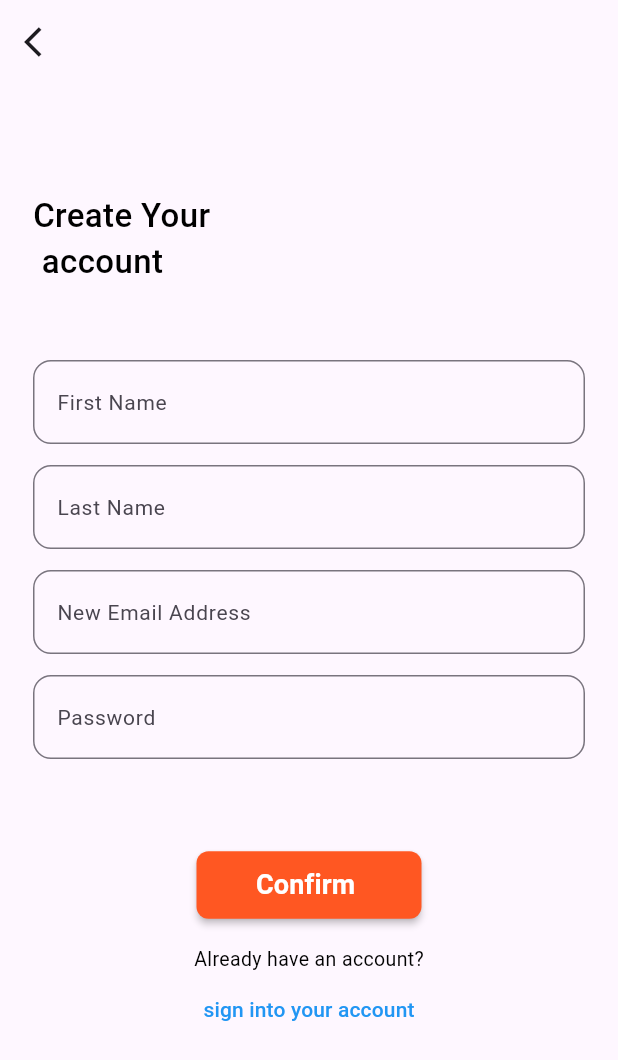
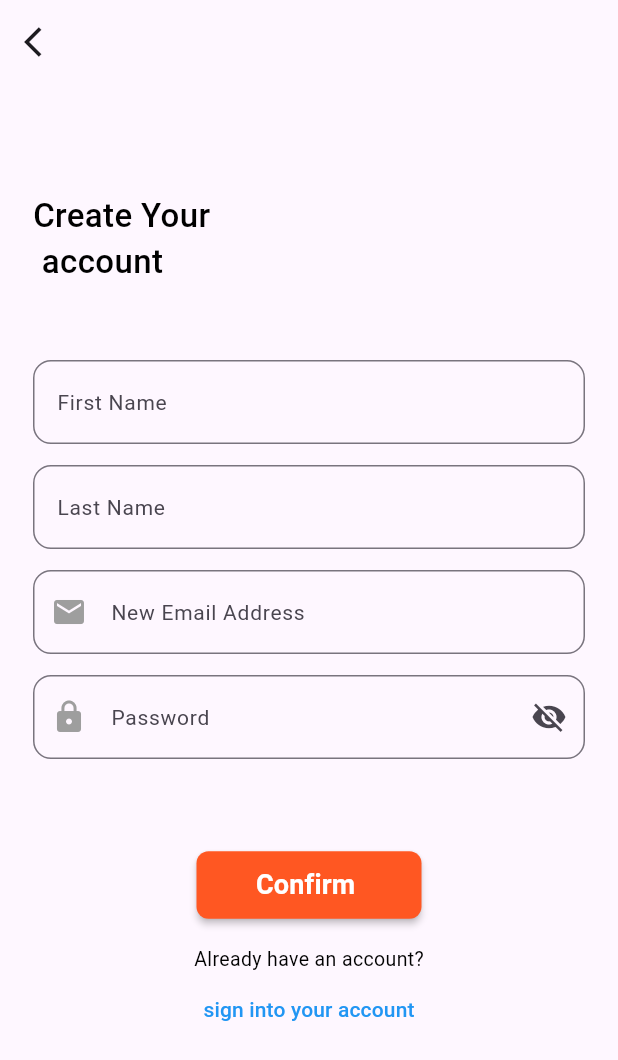
Before and after one commit to Ammar2000-Matarieh/Auth_Test_2024, a Flutter app: the screen it shows after launch, after a tap on "Login", after a tap on "Create an Account", on a phone screen of 412 x 824 dp. Shown: the top 1060 px of the screen. Run offline on Flutter 3.47's test engine with Material 3 defaults, Android fonts, the phone set to English and light mode, and no system bars.

Commit message:
Update Project 2024

```diff
--- a/lib/auth/screens/forget_pass_screen.dart
+++ b/lib/auth/screens/forget_pass_screen.dart
@@ -5,13 +5,11 @@ class ForgetPasswordScreen extends StatelessWidget {
   const ForgetPasswordScreen({super.key});
 
   @override
-  Widget build(BuildContext context) {
-    return SafeArea(
-        child: Scaffold(
-            appBar: AppBar(
-                leading: IconButton(
-                    onPressed: () => Navigator.of(context).pop(),
-                    icon: const Icon(Icons.arrow_back_ios))),
-            body: ForgetPasswordWidget()));
-  }
+  Widget build(BuildContext context) => SafeArea(
+      child: Scaffold(
+          appBar: AppBar(
+              leading: IconButton(
+                  onPressed: () => Navigator.of(context).pop(),
+                  icon: const Icon(Icons.arrow_back_ios))),
+          body: const ForgetPasswordWidget()));
 }
--- a/lib/auth/screens/home_screen.dart
+++ b/lib/auth/screens/home_screen.dart
@@ -10,6 +10,6 @@ class HomeScreen extends StatefulWidget {
 class _HomeScreenState extends State<HomeScreen> {
   @override
   Widget build(BuildContext context) {
-    return const Placeholder();
+    return const SafeArea(child: Scaffold());
   }
 }
--- a/lib/auth/screens/login_screen.dart
+++ b/lib/auth/screens/login_screen.dart
@@ -5,8 +5,6 @@ class LoginScreen extends StatelessWidget {
   const LoginScreen({super.key});
 
   @override
-  Widget build(BuildContext context) {
-    return const SafeArea(
-        child:  Scaffold(body: LoginWidget()));
-  }
+  Widget build(BuildContext context) =>
+      const SafeArea(child: Scaffold(body: LoginWidget()));
 }
--- a/lib/auth/screens/register_screen.dart
+++ b/lib/auth/screens/register_screen.dart
@@ -5,8 +5,7 @@ class RegisterScreen extends StatelessWidget {
   const RegisterScreen({super.key});
 
   @override
-  Widget build(BuildContext context) {
-    return SafeArea(
+  Widget build(BuildContext context) => SafeArea(
       child: Scaffold(
           appBar: AppBar(
               leading: IconButton(
@@ -14,4 +13,3 @@ class RegisterScreen extends StatelessWidget {
                   icon: const Icon(Icons.arrow_back_ios))),
           body: const RegisterWidget()));
 }
-}
--- a/lib/auth/widgets/widget_forget_pass.dart
+++ b/lib/auth/widgets/widget_forget_pass.dart
@@ -20,18 +20,14 @@ class _ForgetPasswordWidgetState extends State<ForgetPasswordWidget> {
             child: SingleChildScrollView(
                 child: Column(children: [
               const SizedBox(height: 30),
-            const Row(
-              children: [
+              const Row(children: [
                 Text("Forget Password",
                     style: TextStyle(
                         fontSize: 24,
                         fontWeight: FontWeight.w500,
                         color: Colors.black))
-              ],
-            ),
-            const SizedBox(
-              height: 20,
-            ),
+              ]),
+              const SizedBox(height: 20),
               const Row(children: [
                 Text(
                     "Enter The email linked to your\n account and you will recieve an OTP Via an\n SMS",
@@ -50,12 +46,10 @@ class _ForgetPasswordWidgetState extends State<ForgetPasswordWidget> {
                   },
                   controller: email,
                   decoration: InputDecoration(
-                border:
-                    OutlineInputBorder(borderRadius: BorderRadius.circular(12)),
+                      border: OutlineInputBorder(
+                          borderRadius: BorderRadius.circular(12)),
                       labelText: 'Email Address',
-                labelStyle: TextStyle(fontSize: 14),
-              ),
-            ),
+                      labelStyle: const TextStyle(fontSize: 14))),
               const SizedBox(height: 6),
               Row(
                   crossAxisAlignment: CrossAxisAlignment.end,
@@ -82,19 +76,16 @@ class _ForgetPasswordWidgetState extends State<ForgetPasswordWidget> {
                   color: Colors.deepOrange,
                   textColor: Colors.white,
                   child: const Text("Reset Password",
-                    style:
-                        TextStyle(fontSize: 18, fontWeight: FontWeight.bold))),
+                      style: TextStyle(
+                          fontSize: 18, fontWeight: FontWeight.bold))),
               const SizedBox(height: 16),
               const Text("Don't have an account yet?",
                   style: TextStyle(fontSize: 13, color: Colors.black)),
               MaterialButton(
                   textColor: Colors.blue,
                   onPressed: () {},
-                child: const Text(
-                  "Create an Account",
-                  style: TextStyle(fontSize: 14),
-                ))
-          ]))),
-    );
+                  child: const Text("Create an Account",
+                      style: TextStyle(fontSize: 14)))
+            ]))));
   }
 }
--- a/lib/auth/widgets/widget_login.dart
+++ b/lib/auth/widgets/widget_login.dart
@@ -12,6 +12,7 @@ class LoginWidget extends StatefulWidget {
 }
 
 class _LoginWidgetState extends State<LoginWidget> {
+  final isShowEye = false;
   final email = TextEditingController();
   final password = TextEditingController();
   final loginKey = GlobalKey<FormState>();
@@ -24,20 +25,17 @@ class _LoginWidgetState extends State<LoginWidget> {
           child: SingleChildScrollView(
               child: Column(children: [
             const SizedBox(height: 50),
-            const Row(
-              children: [
-                Text("Hey There!",
-                    style: TextStyle(
-                        fontSize: 22,
-                        fontWeight: FontWeight.w500,
-                        color: Colors.black))
-              ],
-            ),
-            const SizedBox(
-              height: 20,
-            ),
             const Row(children: [
-              Text("Welcome back, Please use your email\n and password to login",
+              Text("Hey There!",
+                  style: TextStyle(
+                      fontSize: 22,
+                      fontWeight: FontWeight.w500,
+                      color: Colors.black))
+            ]),
+            const SizedBox(height: 20),
+            const Row(children: [
+              Text(
+                  "Welcome back, Please use your email\n and password to login",
                   style: TextStyle(fontSize: 15, color: Colors.grey))
             ]),
             const SizedBox(height: 30),
@@ -56,10 +54,10 @@ class _LoginWidgetState extends State<LoginWidget> {
                 border:
                     OutlineInputBorder(borderRadius: BorderRadius.circular(12)),
                 labelText: 'Email Address',
-                labelStyle: TextStyle(fontSize: 14),
+                labelStyle: const TextStyle(fontSize: 14),
               ),
             ),
-            SizedBox(height: 14),
+            const SizedBox(height: 14),
             TextFormField(
               validator: (String? password) {
                 if (password == null || password.isEmpty) {
@@ -70,9 +68,11 @@ class _LoginWidgetState extends State<LoginWidget> {
                 }
                 return null;
               },
-
               controller: password,
               decoration: InputDecoration(
+                suffixIcon: isShowEye
+                    ? const Icon(Icons.visibility)
+                    : const Icon(Icons.visibility_off),
                 border:
                     OutlineInputBorder(borderRadius: BorderRadius.circular(12)),
                 labelText: 'Password',
@@ -87,7 +87,8 @@ class _LoginWidgetState extends State<LoginWidget> {
                   MaterialButton(
                       textColor: Colors.deepOrange,
                       onPressed: () {
-                        Navigator.of(context).push(MaterialPageRoute(builder: (context) {
+                        Navigator.of(context)
+                            .push(MaterialPageRoute(builder: (context) {
                           return const ForgetPasswordScreen();
                         }));
                       },
@@ -101,11 +102,10 @@ class _LoginWidgetState extends State<LoginWidget> {
                 minWidth: 150,
                 height: 45,
                 onPressed: () {
-
                   if (loginKey.currentState!.validate()) {
                     Navigator.of(context)
                         .push(MaterialPageRoute(builder: (context) {
-                      return HomeScreen();
+                      return const HomeScreen();
                     }));
                   } else {
                     log("error");
@@ -114,14 +114,16 @@ class _LoginWidgetState extends State<LoginWidget> {
                 color: Colors.deepOrange,
                 textColor: Colors.white,
                 child: const Text("Login",
-                    style: TextStyle(fontSize: 18, fontWeight: FontWeight.bold))),
+                    style:
+                        TextStyle(fontSize: 18, fontWeight: FontWeight.bold))),
             const SizedBox(height: 16),
             const Text("Don't have an account yet?",
                 style: TextStyle(fontSize: 13, color: Colors.black)),
             MaterialButton(
                 textColor: Colors.blue,
                 onPressed: () {
-                  Navigator.of(context).push(MaterialPageRoute(builder: (context) {
+                  Navigator.of(context)
+                      .push(MaterialPageRoute(builder: (context) {
                     return const RegisterScreen();
                   }));
                 },
--- a/lib/auth/widgets/widget_register.dart
+++ b/lib/auth/widgets/widget_register.dart
@@ -13,9 +13,10 @@ class RegisterWidget extends StatefulWidget {
 class _RegisterWidgetState extends State<RegisterWidget> {
   final email = TextEditingController();
   final password = TextEditingController();
-   final firstName = TextEditingController();
-    final lastName = TextEditingController();
+  final firstName = TextEditingController();
+  final lastName = TextEditingController();
   final registerKey = GlobalKey<FormState>();
+  final isShowEye = false;
   @override
   Widget build(BuildContext context) {
     return Form(
@@ -37,7 +38,6 @@ class _RegisterWidgetState extends State<RegisterWidget> {
             const SizedBox(
               height: 20,
             ),
-
             const SizedBox(height: 30),
             TextFormField(
               validator: (String? firstName) {
@@ -54,10 +54,10 @@ class _RegisterWidgetState extends State<RegisterWidget> {
                 border:
                     OutlineInputBorder(borderRadius: BorderRadius.circular(12)),
                 labelText: 'First Name',
-                labelStyle: TextStyle(fontSize: 14),
+                labelStyle: const TextStyle(fontSize: 14),
               ),
             ),
-            SizedBox(height: 14),
+            const SizedBox(height: 14),
             TextFormField(
               validator: (String? lastName) {
                 if (lastName == null || lastName.isEmpty) {
@@ -73,10 +73,10 @@ class _RegisterWidgetState extends State<RegisterWidget> {
                 border:
                     OutlineInputBorder(borderRadius: BorderRadius.circular(12)),
                 labelText: 'Last Name',
-                labelStyle: TextStyle(fontSize: 14),
+                labelStyle: const TextStyle(fontSize: 14),
               ),
             ),
-            SizedBox(height: 14),
+            const SizedBox(height: 14),
             TextFormField(
               validator: (String? email) {
                 if (email == null || email.isEmpty) {
@@ -89,13 +89,14 @@ class _RegisterWidgetState extends State<RegisterWidget> {
               },
               controller: email,
               decoration: InputDecoration(
+                prefixIcon: const Icon(Icons.mail, color: Colors.grey),
                 border:
                     OutlineInputBorder(borderRadius: BorderRadius.circular(12)),
                 labelText: 'New Email Address',
-                labelStyle: TextStyle(fontSize: 14),
+                labelStyle: const TextStyle(fontSize: 14),
               ),
             ),
-            SizedBox(height: 14),
+            const SizedBox(height: 14),
             TextFormField(
               validator: (String? password) {
                 if (password == null || password.isEmpty) {
@@ -106,17 +107,18 @@ class _RegisterWidgetState extends State<RegisterWidget> {
                 }
                 return null;
               },
-
               controller: password,
               decoration: InputDecoration(
+                prefixIcon: const Icon(Icons.lock, color: Colors.grey),
+                suffixIcon: isShowEye
+                    ? const Icon(Icons.visibility)
+                    : const Icon(Icons.visibility_off),
                 border:
                     OutlineInputBorder(borderRadius: BorderRadius.circular(12)),
                 labelText: 'Password',
                 labelStyle: const TextStyle(fontSize: 14),
               ),
             ),
-
-
             const SizedBox(height: 60),
             MaterialButton(
                 shape: RoundedRectangleBorder(
@@ -124,7 +126,6 @@ class _RegisterWidgetState extends State<RegisterWidget> {
                 minWidth: 150,
                 height: 45,
                 onPressed: () {
-
                   if (registerKey.currentState!.validate()) {
                     Navigator.of(context)
                         .push(MaterialPageRoute(builder: (context) {
@@ -137,14 +138,16 @@ class _RegisterWidgetState extends State<RegisterWidget> {
                 color: Colors.deepOrange,
                 textColor: Colors.white,
                 child: const Text("Confirm ",
-                    style: TextStyle(fontSize: 18, fontWeight: FontWeight.bold))),
+                    style:
+                        TextStyle(fontSize: 18, fontWeight: FontWeight.bold))),
             const SizedBox(height: 16),
             const Text("Already have an account?",
                 style: TextStyle(fontSize: 13, color: Colors.black)),
             MaterialButton(
                 textColor: Colors.blue,
                 onPressed: () {
-                  Navigator.of(context).push(MaterialPageRoute(builder: (context) {
+                  Navigator.of(context)
+                      .push(MaterialPageRoute(builder: (context) {
                     return const LoginScreen();
                   }));
                 },
--- a/lib/run_app.dart
+++ b/lib/run_app.dart
@@ -5,11 +5,6 @@ class RunApplication extends StatelessWidget {
   const RunApplication({super.key});
 
   @override
-  Widget build(BuildContext context) {
-    return const MaterialApp(
-
-      debugShowCheckedModeBanner: false,
-      home: LoginScreen(),
-    );
-  }
+  Widget build(BuildContext context) =>
+      const MaterialApp(debugShowCheckedModeBanner: false, home: LoginScreen());
 }
--- a/pubspec.yaml
+++ b/pubspec.yaml
@@ -25,14 +25,12 @@ flutter:
 
   # assets:
   #   - images/a_dot_burr.jpeg
-  #   - images/a_dot_ham.jpeg
 
   # fonts:
   #   - family: Schyler
   #     fonts:
   #       - asset: fonts/Schyler-Regular.ttf
   #       - asset: fonts/Schyler-Italic.ttf
-  #         style: italic
   #   - family: Trajan Pro
   #     fonts:
   #       - asset: fonts/TrajanPro.ttf
```
Lines whose indentation alone changed are shown as unchanged.
